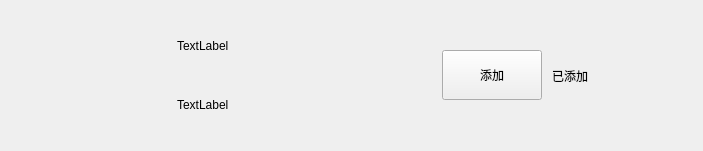
Old version of the form client/widgets/applyfrienditem.ui in the repository yrc920/xiguchat.
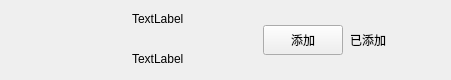
New version of the form. Custom widgets are drawn as their Qt base class.

```diff
--- a/client/widgets/applyfrienditem.ui
+++ b/client/widgets/applyfrienditem.ui
@@ -6,26 +6,41 @@
    <rect>
     <x>0</x>
     <y>0</y>
-    <width>703</width>
-    <height>151</height>
+    <width>451</width>
+    <height>80</height>
    </rect>
   </property>
   <property name="minimumSize">
    <size>
     <width>0</width>
-    <height>120</height>
+    <height>80</height>
    </size>
   </property>
   <property name="maximumSize">
    <size>
     <width>16777215</width>
-    <height>16777215</height>
+    <height>97</height>
    </size>
   </property>
   <property name="windowTitle">
    <string>Form</string>
   </property>
   <layout class="QHBoxLayout" name="horizontalLayout">
+   <property name="spacing">
+    <number>6</number>
+   </property>
+   <property name="leftMargin">
+    <number>9</number>
+   </property>
+   <property name="topMargin">
+    <number>0</number>
+   </property>
+   <property name="rightMargin">
+    <number>0</number>
+   </property>
+   <property name="bottomMargin">
+    <number>0</number>
+   </property>
    <item>
     <spacer name="horizontalSpacer">
      <property name="orientation">
@@ -46,14 +61,14 @@
     <widget class="QLabel" name="icon_lb">
      <property name="minimumSize">
       <size>
-       <width>80</width>
-       <height>80</height>
+       <width>45</width>
+       <height>45</height>
       </size>
      </property>
      <property name="maximumSize">
       <size>
-       <width>80</width>
-       <height>80</height>
+       <width>45</width>
+       <height>45</height>
       </size>
      </property>
      <property name="text">
@@ -63,33 +78,42 @@
    </item>
    <item>
     <widget class="QWidget" name="widget" native="true">
+     <property name="maximumSize">
+      <size>
+       <width>16777215</width>
+       <height>16777215</height>
+      </size>
+     </property>
      <layout class="QHBoxLayout" name="horizontalLayout_2">
       <property name="spacing">
-       <number>10</number>
+       <number>7</number>
       </property>
       <property name="leftMargin">
-       <number>0</number>
+       <number>11</number>
       </property>
       <property name="topMargin">
-       <number>0</number>
+       <number>2</number>
       </property>
       <property name="rightMargin">
-       <number>0</number>
+       <number>11</number>
       </property>
       <property name="bottomMargin">
-       <number>0</number>
+       <number>2</number>
       </property>
       <item>
        <widget class="QWidget" name="widget_2" native="true">
         <layout class="QVBoxLayout" name="verticalLayout">
+         <property name="spacing">
+          <number>10</number>
+         </property>
          <property name="leftMargin">
-          <number>30</number>
+          <number>11</number>
          </property>
          <property name="topMargin">
           <number>2</number>
          </property>
          <property name="rightMargin">
-          <number>9</number>
+          <number>11</number>
          </property>
          <property name="bottomMargin">
           <number>2</number>
@@ -98,14 +122,14 @@
           <widget class="QLabel" name="user_name_lb">
            <property name="minimumSize">
             <size>
-             <width>0</width>
-             <height>40</height>
+             <width>100</width>
+             <height>30</height>
             </size>
            </property>
            <property name="maximumSize">
             <size>
-             <width>16777215</width>
-             <height>40</height>
+             <width>200</width>
+             <height>30</height>
             </size>
            </property>
            <property name="text">
@@ -117,14 +141,14 @@
           <widget class="QLabel" name="user_chat_lb">
            <property name="minimumSize">
             <size>
-             <width>0</width>
-             <height>40</height>
+             <width>100</width>
+             <height>30</height>
             </size>
            </property>
            <property name="maximumSize">
             <size>
-             <width>16777215</width>
-             <height>40</height>
+             <width>500</width>
+             <height>30</height>
             </size>
            </property>
            <property name="text">
@@ -139,14 +163,14 @@
        <widget class="ClickedBtn" name="addBtn">
         <property name="minimumSize">
          <size>
-          <width>100</width>
-          <height>50</height>
+          <width>80</width>
+          <height>30</height>
          </size>
         </property>
         <property name="maximumSize">
          <size>
-          <width>100</width>
-          <height>50</height>
+          <width>80</width>
+          <height>30</height>
          </size>
         </property>
         <property name="text">
@@ -158,13 +182,13 @@
        <widget class="QLabel" name="already_add_lb">
         <property name="minimumSize">
          <size>
-          <width>100</width>
+          <width>40</width>
           <height>0</height>
          </size>
         </property>
         <property name="maximumSize">
          <size>
-          <width>100</width>
+          <width>40</width>
           <height>16777215</height>
          </size>
         </property>
@@ -183,7 +207,7 @@
         </property>
         <property name="sizeHint" stdset="0">
          <size>
-          <width>40</width>
+          <width>50</width>
           <height>20</height>
          </size>
         </property>
```
Left out of the diff: 2 changed lines with no effect on the pictures.
